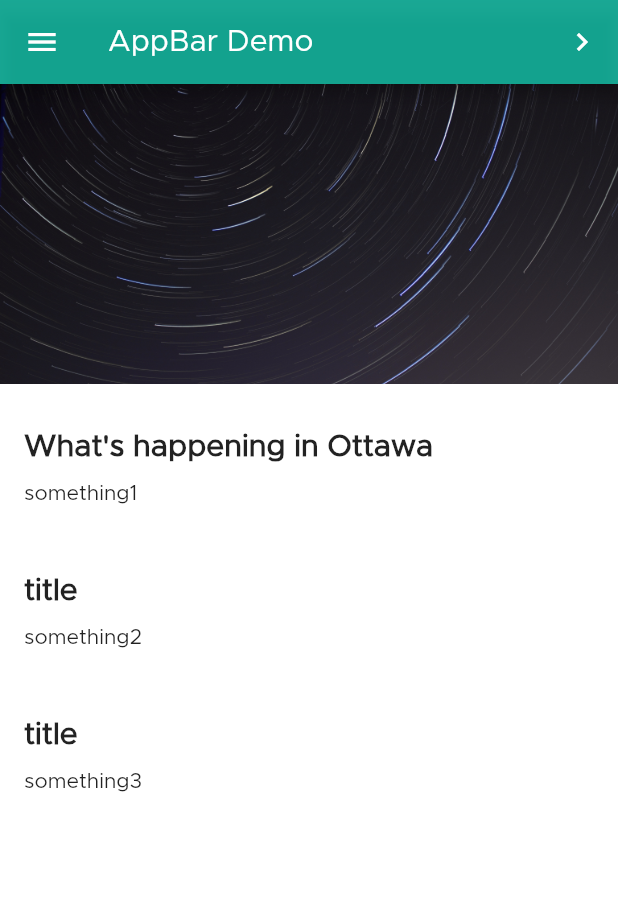
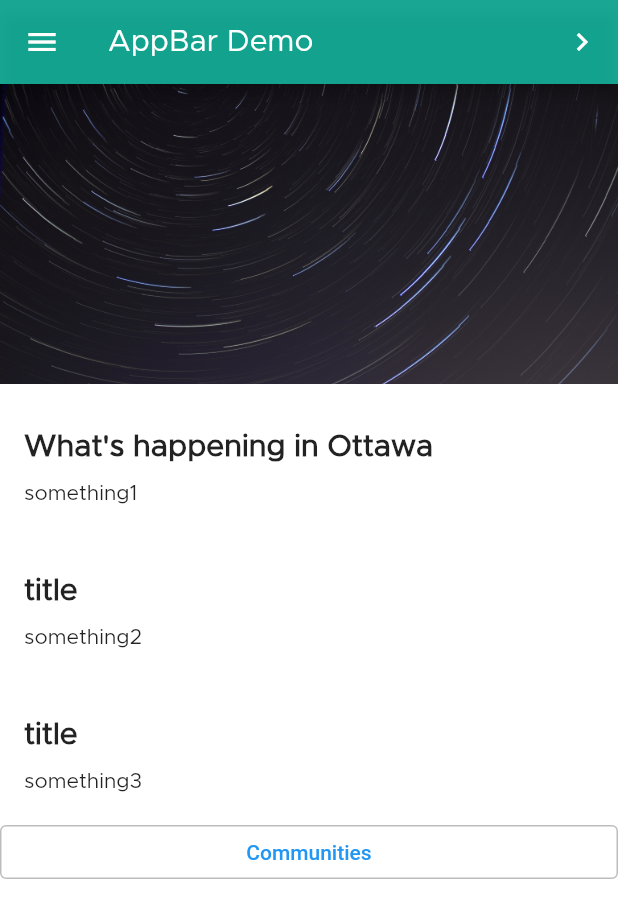
Before and after one commit to wongserena/Android-Studio, a Flutter app: the screen it shows after launch, on a phone screen of 412 x 824 dp. Shown: the top 918 px of the screen. Run offline on Flutter 3.47's test engine with Material 2 defaults, Android fonts, the phone set to English and light mode, and no system bars.

Commit message:
button on home

```diff
--- a/lib/main.dart
+++ b/lib/main.dart
@@ -55,6 +55,15 @@ class MyStatelessWidget extends StatelessWidget {
           TextSection("What's happening in Ottawa", "something1"),
           TextSection("title", "something2"),
           TextSection("title", "something3"),
+          OutlinedButton(
+              onPressed: (){
+                Navigator.push(context, MaterialPageRoute(builder: (context) => NextPage()));
+              },
+              child: new Text('Communities'),
+              style: OutlinedButton.styleFrom(
+                side: BorderSide(color: Colors.black26)
+              ),
+          )
         ],
       ),
       drawer: Drawer(
```
